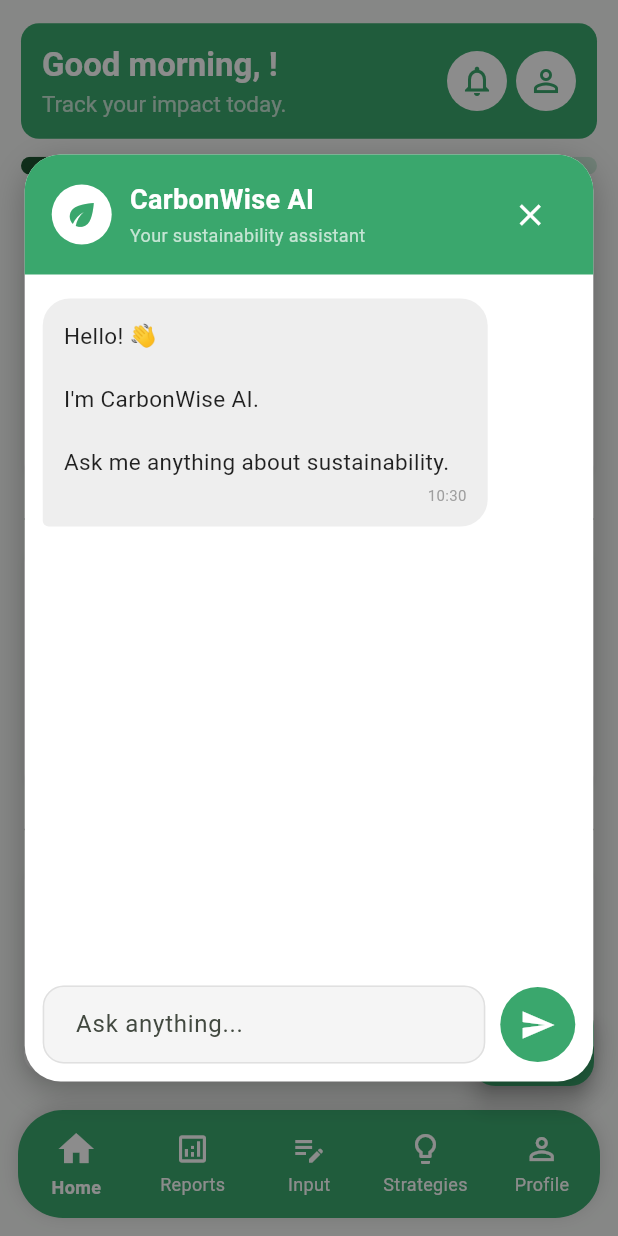
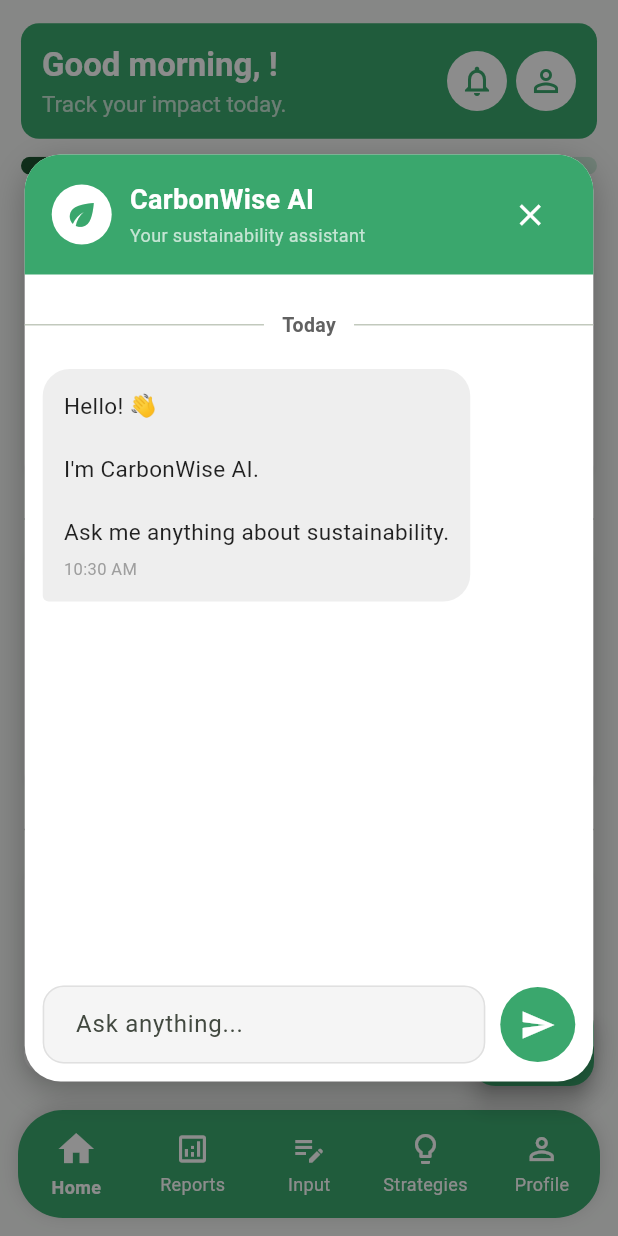
Before and after one commit to JanaMatanguihan/CarbonWise-CP, a Flutter app: the CustomMainNavigation screen opened by its route, after a tap on "AI", on a phone screen of 412 x 824 dp. Run offline on Flutter 3.47's test engine with Material 3 defaults, Android fonts, the phone set to English and light mode, and no system bars; our stand-ins replace awesome_dialog, fl_chart, supabase_flutter; accounts and stored records are empty; network calls fail.

Commit message:
added date separator in chatbot

```diff
--- a/carbonwise_app/lib/screens/strategies.dart
+++ b/carbonwise_app/lib/screens/strategies.dart
@@ -1,4 +1,5 @@
 import 'package:flutter/material.dart';
+import 'package:supabase_flutter/supabase_flutter.dart';
 
 class StrategiesScreen extends StatefulWidget {
   const StrategiesScreen({super.key});
@@ -12,6 +13,9 @@ class _StrategiesScreenState extends State<StrategiesScreen> {
   String _searchQuery = '';
   String _selectedCategory = 'All Categories';
   String _selectedFrequency = 'All Frequencies';
+
+  String _aiRecommendation =
+      "Loading your personalized sustainability recommendation...";
 
   final List<Map<String, String>> _allStrategies = [
     {
@@ -71,6 +75,12 @@ class _StrategiesScreenState extends State<StrategiesScreen> {
   static const Color primaryGreen = Color(0xFF3AA76D);
   static const Color darkGreen = Color(0xFF1E5631);
   static const Color badgeGrey = Color(0xFFCCEAD8);
+
+  @override
+  void initState() {
+    super.initState();
+    _loadRecommendation();
+  }
 
   @override
   Widget build(BuildContext context) {
@@ -395,6 +405,34 @@ class _StrategiesScreenState extends State<StrategiesScreen> {
     );
   }
 
+  Future<void> _loadRecommendation() async {
+    try {
+      final supabase = Supabase.instance.client;
+
+      final user = supabase.auth.currentUser;
+
+      if (user == null) return;
+
+      final latest = await supabase
+          .from('carbon_records')
+          .select()
+          .eq('g_suite', user.email!)
+          .order('created_at', ascending: false)
+          .limit(1)
+          .single();
+
+      final transportation = latest['transportation'];
+      final electricity = latest['electricity'];
+      final food = latest['food'];
+
+      print(transportation);
+      print(electricity);
+      print(food);
+    } catch (e) {
+      print(e);
+    }
+  }
+
   // --- UI Helpers ---
   Widget _buildFilterDropdown({
     required String value,
--- a/carbonwise_app/lib/services/chat_history_service.dart
+++ b/carbonwise_app/lib/services/chat_history_service.dart
@@ -40,18 +40,26 @@ class ChatHistoryService {
           .from('chatbot_messages')
           .select()
           .eq('g_suite', user.email!)
-          .order('created_at');
+          .order('id', ascending: true);
 
       print("Messages loaded:");
       print(response);
 
       return response.map<ChatMessage>((item) {
-        return ChatMessage(text: item['message'], isUser: item['is_user']);
+        // Convert the UTC time from Supabase into Philippine time
+        final time = DateTime.parse(
+          item['created_at'],
+        ).toUtc().add(const Duration(hours: 8));
+
+        return ChatMessage(
+          text: item['message'],
+          isUser: item['is_user'],
+          time: time,
+        );
       }).toList();
     } catch (e) {
       print("LOAD ERROR:");
       print(e);
-
       return [];
     }
   }
--- a/carbonwise_app/lib/widgets/chat_bubble.dart
+++ b/carbonwise_app/lib/widgets/chat_bubble.dart
@@ -6,37 +6,40 @@ class ChatBubble extends StatelessWidget {
 
   const ChatBubble({super.key, required this.message});
 
+  // Formats the timestamp (e.g. 9:31 PM)
+  String _formatTime(DateTime time) {
+    final hour = time.hour % 12 == 0 ? 12 : time.hour % 12;
+    final minute = time.minute.toString().padLeft(2, '0');
+    final period = time.hour >= 12 ? "PM" : "AM";
+
+    return "$hour:$minute $period";
+  }
+
   @override
   Widget build(BuildContext context) {
     final bool isUser = message.isUser;
 
     return Align(
       alignment: isUser ? Alignment.centerRight : Alignment.centerLeft,
-
       child: Container(
         margin: const EdgeInsets.symmetric(vertical: 6, horizontal: 12),
-
         constraints: BoxConstraints(
           maxWidth: MediaQuery.of(context).size.width * 0.72,
         ),
-
         padding: const EdgeInsets.all(14),
-
         decoration: BoxDecoration(
           color: isUser ? const Color(0xFF3AA76D) : Colors.grey.shade200,
-
           borderRadius: BorderRadius.only(
             topLeft: const Radius.circular(18),
             topRight: const Radius.circular(18),
-
             bottomLeft: Radius.circular(isUser ? 18 : 4),
-
             bottomRight: Radius.circular(isUser ? 4 : 18),
           ),
         ),
-
         child: Column(
-          crossAxisAlignment: CrossAxisAlignment.start,
+          crossAxisAlignment: isUser
+              ? CrossAxisAlignment.end
+              : CrossAxisAlignment.start,
           children: [
             Text(
               message.text,
@@ -46,17 +49,13 @@ class ChatBubble extends StatelessWidget {
               ),
             ),
 
-            const SizedBox(height: 5),
+            const SizedBox(height: 6),
 
-            Align(
-              alignment: Alignment.bottomRight,
-              child: Text(
-                "${message.time.hour.toString().padLeft(2, '0')}:${message.time.minute.toString().padLeft(2, '0')}",
-
-                style: TextStyle(
-                  fontSize: 10,
-                  color: isUser ? Colors.white70 : Colors.grey,
-                ),
+            Text(
+              _formatTime(message.time),
+              style: TextStyle(
+                fontSize: 11,
+                color: isUser ? Colors.white70 : Colors.grey,
               ),
             ),
           ],
--- a/carbonwise_app/lib/widgets/chatbot_overlay.dart
+++ b/carbonwise_app/lib/widgets/chatbot_overlay.dart
@@ -4,6 +4,7 @@ import 'chat_bubble.dart';
 import 'message_model.dart';
 import 'typing_indicator.dart';
 import '../services/chat_history_service.dart';
+import 'date_separator.dart';
 
 class ChatbotOverlay extends StatefulWidget {
   const ChatbotOverlay({super.key});
@@ -25,6 +26,46 @@ class _ChatbotOverlayState extends State<ChatbotOverlay>
   final ChatHistoryService _history = ChatHistoryService();
 
   bool _isLoading = false;
+
+  bool _isSameDay(DateTime a, DateTime b) {
+    return a.year == b.year && a.month == b.month && a.day == b.day;
+  }
+
+  String _formatDate(DateTime date) {
+    final now = DateTime.now();
+
+    final today = DateTime(now.year, now.month, now.day);
+
+    final yesterday = today.subtract(const Duration(days: 1));
+
+    final messageDay = DateTime(date.year, date.month, date.day);
+
+    if (messageDay == today) {
+      return "Today";
+    }
+
+    if (messageDay == yesterday) {
+      return "Yesterday";
+    }
+
+    const months = [
+      "",
+      "Jan",
+      "Feb",
+      "Mar",
+      "Apr",
+      "May",
+      "Jun",
+      "Jul",
+      "Aug",
+      "Sep",
+      "Oct",
+      "Nov",
+      "Dec",
+    ];
+
+    return "${months[date.month]} ${date.day}, ${date.year}";
+  }
 
   String _buildConversationHistory() {
     String history = "";
@@ -102,9 +143,11 @@ class _ChatbotOverlayState extends State<ChatbotOverlay>
     _scrollDown();
 
     try {
+      // Build the conversation history from all previous messages
       final history = _buildConversationHistory();
 
-      final reply = await _gemini.askGemini("$history\nUser: $question");
+      // Send the conversation to Gemini
+      final reply = await _gemini.askGemini(history);
 
       final botMessage = ChatMessage(text: reply, isUser: false);
 
@@ -138,6 +181,8 @@ class _ChatbotOverlayState extends State<ChatbotOverlay>
     print("Number of messages: ${messages.length}");
 
     setState(() {
+      _messages.clear();
+
       if (messages.isEmpty) {
         print("No previous messages.");
 
@@ -245,24 +290,38 @@ class _ChatbotOverlayState extends State<ChatbotOverlay>
                     ),
                   ),
                   Expanded(
-                    child: ListView(
+                    child: ListView.builder(
                       controller: _scrollController,
                       padding: const EdgeInsets.symmetric(vertical: 10),
-                      children: [
-                        ..._messages.map(
-                          (message) => ChatBubble(message: message),
-                        ),
+                      itemCount: _messages.length + (_isLoading ? 1 : 0),
+                      itemBuilder: (context, index) {
+                        if (_isLoading && index == _messages.length) {
+                          return const Padding(
+                            padding: EdgeInsets.only(left: 12, bottom: 10),
+                            child: TypingIndicator(),
+                          );
+                        }
 
-                        if (_isLoading)
-                          const Padding(
-                            padding: EdgeInsets.only(
-                              left: 12,
-                              bottom: 10,
-                              top: 4,
-                            ),
-                            child: TypingIndicator(),
-                          ),
-                      ],
+                        final message = _messages[index];
+
+                        Widget bubble = ChatBubble(message: message);
+
+                        // Show a date separator if this is the first message or the day changed.
+                        if (index == 0 ||
+                            !_isSameDay(
+                              message.time,
+                              _messages[index - 1].time,
+                            )) {
+                          return Column(
+                            children: [
+                              DateSeparator(text: _formatDate(message.time)),
+                              bubble,
+                            ],
+                          );
+                        }
+
+                        return bubble;
+                      },
                     ),
                   ),
                   SafeArea(
--- /dev/null
+++ b/carbonwise_app/lib/widgets/date_separator.dart
@@ -0,0 +1,33 @@
+import 'package:flutter/material.dart';
+
+class DateSeparator extends StatelessWidget {
+  final String text;
+
+  const DateSeparator({super.key, required this.text});
+
+  @override
+  Widget build(BuildContext context) {
+    return Padding(
+      padding: const EdgeInsets.symmetric(vertical: 14),
+      child: Row(
+        children: [
+          const Expanded(child: Divider()),
+
+          Padding(
+            padding: const EdgeInsets.symmetric(horizontal: 12),
+            child: Text(
+              text,
+              style: TextStyle(
+                color: Colors.grey.shade700,
+                fontWeight: FontWeight.w600,
+                fontSize: 13,
+              ),
+            ),
+          ),
+
+          const Expanded(child: Divider()),
+        ],
+      ),
+    );
+  }
+}
```
